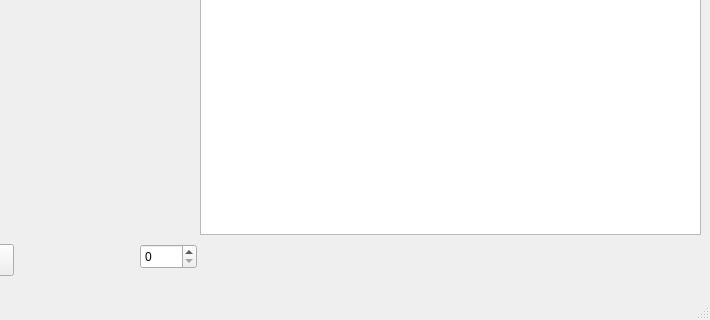
coxlab/mworks_realtime_tools, file resources/psth.ui: the form before one commit; both pictures show x 230 to 940 and y 126 to 446 of the 940 by 446 pixel window.
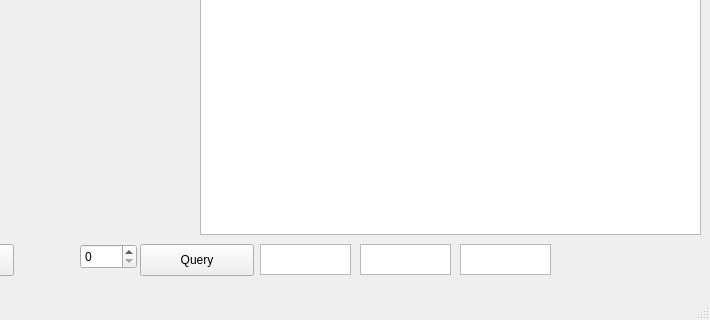
The form after the commit.

Commit message: adding stim sorting for updated qt display

```diff
--- a/resources/psth.ui
+++ b/resources/psth.ui
@@ -41,7 +41,7 @@
    <widget class="QSpinBox" name="channelSpin">
     <property name="geometry">
      <rect>
-      <x>370</x>
+      <x>310</x>
       <y>370</y>
       <width>57</width>
       <height>25</height>
@@ -77,6 +77,49 @@
      <string>Clear Stimuli</string>
     </property>
    </widget>
+   <widget class="QPlainTextEdit" name="nameText">
+    <property name="geometry">
+     <rect>
+      <x>490</x>
+      <y>370</y>
+      <width>91</width>
+      <height>31</height>
+     </rect>
+    </property>
+   </widget>
+   <widget class="QPushButton" name="queryButton">
+    <property name="geometry">
+     <rect>
+      <x>370</x>
+      <y>370</y>
+      <width>114</width>
+      <height>32</height>
+     </rect>
+    </property>
+    <property name="text">
+     <string>Query</string>
+    </property>
+   </widget>
+   <widget class="QPlainTextEdit" name="posText">
+    <property name="geometry">
+     <rect>
+      <x>590</x>
+      <y>370</y>
+      <width>91</width>
+      <height>31</height>
+     </rect>
+    </property>
+   </widget>
+   <widget class="QPlainTextEdit" name="sizeText">
+    <property name="geometry">
+     <rect>
+      <x>690</x>
+      <y>370</y>
+      <width>91</width>
+      <height>31</height>
+     </rect>
+    </property>
+   </widget>
   </widget>
   <widget class="QMenuBar" name="menubar">
    <property name="geometry">
```
Left out of the diff: 6 changed lines with no effect on the pictures. The commit also changes 2 other files.
